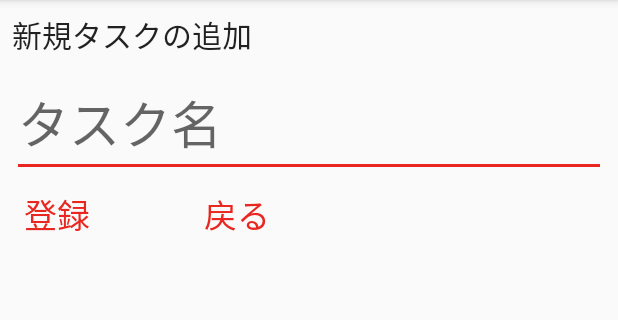
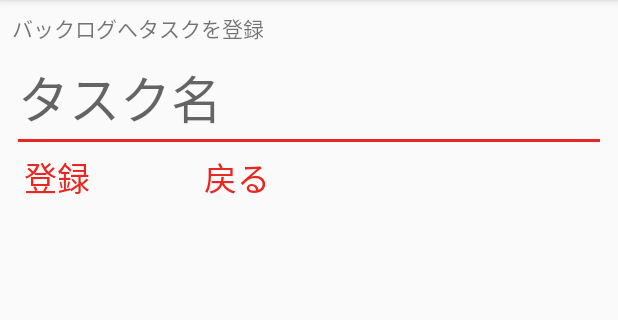
Before and after one commit to mochoi999/Pomer, an Android app: the screen it shows after launch (RegisterTaskActivity before the commit, RegisterEditTaskActivity after it), after a tap on an icon or button, on a phone screen of 412 x 824 dp, the part 84-404 px from its top. Run offline under Robolectric (Android 15) with nearby library versions, the phone set to English and light mode, and no system bars; our stand-ins replace data binding; libraries missing offline, so code that uses them is left out: io.realm, io.realm.annotations; 5 statements that could not run were skipped.

Commit message:
タスク編集処理追加

```diff
--- a/app/src/main/AndroidManifest.xml
+++ b/app/src/main/AndroidManifest.xml
@@ -23,7 +23,7 @@
         </activity>
         <activity android:name="com.mochoi.pomer.view.TodoListActivity"
             android:screenOrientation="portrait"/>
-        <activity android:name="com.mochoi.pomer.view.RegisterTaskActivity"
+        <activity android:name="com.mochoi.pomer.view.RegisterEditTaskActivity"
             android:screenOrientation="portrait"/>
         <activity android:name="com.mochoi.pomer.view.BacklogActivity"
             android:screenOrientation="portrait"/>
--- a/app/src/main/java/com/mochoi/pomer/model/RemoveTaskService.java
+++ b/app/src/main/java/com/mochoi/pomer/model/RemoveTaskService.java
@@ -3,6 +3,9 @@ package com.mochoi.pomer.model;
 import io.realm.Realm;
 import io.realm.RealmResults;
 
+/**
+ * タスク削除用サービス
+ */
 public class RemoveTaskService {
     Realm realm;
 
--- a/app/src/main/java/com/mochoi/pomer/view/AddNewTaskView.java
+++ b/app/src/main/java/com/mochoi/pomer/view/AddNewTaskView.java
@@ -6,7 +6,6 @@ import android.os.Bundle;
 import android.support.annotation.NonNull;
 import android.support.annotation.Nullable;
 import android.support.v4.app.Fragment;
-import android.util.Log;
 import android.view.LayoutInflater;
 import android.view.View;
 import android.view.ViewGroup;
@@ -38,7 +37,7 @@ public class AddNewTaskView extends Fragment {
         view.findViewById(R.id.add_task).setOnClickListener(new View.OnClickListener() {
             @Override
             public void onClick(View v) {
-                Intent intent = new Intent(context, RegisterTaskActivity.class);
+                Intent intent = new Intent(context, RegisterEditTaskActivity.class);
                 startActivity(intent);            }
         });
     }
--- /dev/null
+++ b/app/src/main/java/com/mochoi/pomer/view/RegisterEditTaskActivity.java
@@ -0,0 +1,66 @@
+package com.mochoi.pomer.view;
+
+import android.databinding.DataBindingUtil;
+import android.os.Bundle;
+import android.view.View;
+
+import com.mochoi.pomer.R;
+import com.mochoi.pomer.databinding.RegistereditTaskBinding;
+import com.mochoi.pomer.viewmodel.RegisterEditTaskVM;
+import com.mochoi.pomer.model.Task;
+
+public class RegisterEditTaskActivity extends BaseActivity {
+    private RegisterEditTaskVM registerEditTaskVM = new RegisterEditTaskVM();
+
+    /**
+     * 画面操作モード　登録　更新
+     */
+    public enum MODE {
+        REGIST(1),EDIT(2);
+        private int id;
+        MODE(int id){
+            this.id = id;
+        }
+        public int getId() {
+            return id;
+        }
+    }
+    public int mode = MODE.REGIST.getId();
+
+    @Override
+    protected void onCreate(Bundle savedInstanceState) {
+        super.onCreate(savedInstanceState);
+
+        RegistereditTaskBinding registerTaskBinding = DataBindingUtil.setContentView(this, R.layout.registeredit_task);
+        registerEditTaskVM.task.set(new Task());
+        registerTaskBinding.setTaskVM(registerEditTaskVM);//layoutのnameにセット
+
+        mode = getIntent().getIntExtra("mode", MODE.REGIST.getId());
+        registerEditTaskVM.isRegisterMode.set(MODE.REGIST.getId() == mode);
+        if(!registerEditTaskVM.isRegisterMode.get()){
+            setTaskData(getIntent().getLongExtra("id", 0));
+        }
+
+    }
+
+    public void backActivity(View view) {
+        this.finish();
+    }
+
+    public void register(View view){
+        registerEditTaskVM.register();
+        showNotification("登録しました");
+        registerEditTaskVM.task.set(new Task());
+    }
+
+    private void setTaskData(long id){
+        Task task = registerEditTaskVM.getTaskDataById(id);
+        registerEditTaskVM.task.set(task);
+    }
+
+    public void modify(View view){
+        registerEditTaskVM.modifyById();
+        showNotification("更新しました");
+    }
+
+}
--- a/app/src/main/java/com/mochoi/pomer/view/RegisterTaskActivity.java
+++ /dev/null
@@ -1,37 +0,0 @@
-package com.mochoi.pomer.view;
-
-import android.content.Intent;
-import android.databinding.DataBindingUtil;
-import android.os.Bundle;
-import android.util.Log;
-import android.view.View;
-
-import com.mochoi.pomer.R;
-import com.mochoi.pomer.databinding.RegisterTaskBinding;
-import com.mochoi.pomer.viewmodel.RegisterTaskVM;
-import com.mochoi.pomer.model.Task;
-
-public class RegisterTaskActivity extends BaseActivity {
-    RegisterTaskVM registerTaskVM = new RegisterTaskVM();
-
-    @Override
-    protected void onCreate(Bundle savedInstanceState) {
-        super.onCreate(savedInstanceState);
-
-        RegisterTaskBinding registerTaskBinding = DataBindingUtil.setContentView(this, R.layout.register_task);
-        registerTaskVM.task.set(new Task());
-        registerTaskBinding.setTaskVM(registerTaskVM);//layoutのnameにセット
-
-    }
-
-    public void backActivity(View view) {
-        this.finish();
-    }
-
-    public void register(View view){
-        registerTaskVM.register();
-        showNotification("登録しました");
-        registerTaskVM.task.set(new Task());
-    }
-
-}
--- /dev/null
+++ b/app/src/main/java/com/mochoi/pomer/viewmodel/RegisterEditTaskVM.java
@@ -0,0 +1,31 @@
+package com.mochoi.pomer.viewmodel;
+
+import android.databinding.ObservableBoolean;
+import android.databinding.ObservableField;
+import android.util.Log;
+
+import com.mochoi.pomer.model.FindTaskService;
+import com.mochoi.pomer.model.Task;
+import com.mochoi.pomer.model.RegisterEditTaskService;
+
+/**
+ * タスク登録・更新画面用ビューモデル
+ */
+public class RegisterEditTaskVM {
+
+    public final ObservableField<Task> task = new ObservableField<>();
+    public final ObservableBoolean isRegisterMode = new ObservableBoolean(true);
+
+    public void register(){
+        new RegisterEditTaskService().register(task.get());
+    }
+
+    public Task getTaskDataById(long id){
+        return new FindTaskService().findById(id);
+    }
+
+    public void modifyById(){
+        new RegisterEditTaskService().modifyById(task.get());
+    }
+
+}
--- a/app/src/main/java/com/mochoi/pomer/viewmodel/RegisterTaskVM.java
+++ /dev/null
@@ -1,22 +0,0 @@
-package com.mochoi.pomer.viewmodel;
-
-import android.databinding.ObservableField;
-
-import com.mochoi.pomer.model.Task;
-import com.mochoi.pomer.model.RegisterTaskService;
-
-/**
- * タスク登録用ビューモデル
- */
-public class RegisterTaskVM {
-
-    public final ObservableField<Task> task = new ObservableField<>();
-
-    public void register(){
-        Task data = new Task();
-        data.taskName = task.get().taskName;
-        new RegisterTaskService().register(data);
-
-    }
-
-}
--- a/app/src/main/res/layout/backlog_main.xml
+++ b/app/src/main/res/layout/backlog_main.xml
@@ -67,7 +67,8 @@
             android:layout_height="wrap_content"
             android:layout_marginStart="8dp"
             android:layout_marginBottom="16dp"
-            android:text="今日のTODOへ移動"
+            android:text="今日のTODOへ移す"
+            android:onClick="moveTaskToTodo"
             android:textAppearance="@style/TextAppearance.AppCompat.Large"
             app:layout_constraintBottom_toBottomOf="@+id/relativeLayout"
             app:layout_constraintStart_toStartOf="parent" />
--- a/app/src/main/res/layout/register_task.xml
+++ b/app/src/main/res/layout/registeredit_task.xml
@@ -7,7 +7,8 @@
     <data>
         <variable
             name="taskVM"
-            type="com.mochoi.pomer.viewmodel.RegisterTaskVM"/>
+            type="com.mochoi.pomer.viewmodel.RegisterEditTaskVM"/>
+        <import type="android.view.View"/>
     </data>
 
     <android.support.constraint.ConstraintLayout
@@ -15,13 +16,12 @@
         android:layout_height="match_parent">
 
         <TextView
-            android:id="@+id/title"
+            android:id="@+id/textView3"
             android:layout_width="wrap_content"
             android:layout_height="wrap_content"
             android:layout_marginStart="8dp"
             android:layout_marginTop="8dp"
-            android:text="新規タスクの追加"
-            android:textAppearance="@style/TextAppearance.AppCompat.Title"
+            android:text='@{(taskVM.isRegisterMode)?"バックログへタスクを登録":"タスクを更新"}'
             app:layout_constraintStart_toStartOf="parent"
             app:layout_constraintTop_toTopOf="parent" />
 
@@ -29,7 +29,6 @@
             android:id="@+id/task_name"
             android:layout_width="0dp"
             android:layout_height="wrap_content"
-            android:layout_marginTop="8dp"
             android:layout_marginEnd="8dp"
             android:ems="10"
             android:hint="タスク名"
@@ -37,21 +36,37 @@
             android:text="@={taskVM.task.taskName}"
             android:textAppearance="@style/TextAppearance.AppCompat.Display1"
             app:layout_constraintEnd_toEndOf="parent"
-            app:layout_constraintStart_toStartOf="@+id/title"
-            app:layout_constraintTop_toBottomOf="@+id/title" />
+            app:layout_constraintStart_toStartOf="@+id/textView3"
+            app:layout_constraintTop_toBottomOf="@+id/textView3" />
+
+        <RelativeLayout
+            android:id="@+id/frame_layout"
+            android:layout_width="wrap_content"
+            android:layout_height="457dp"
+            app:layout_constraintStart_toStartOf="@+id/task_name"
+            app:layout_constraintTop_toBottomOf="@+id/task_name">>
 
             <TextView
                 android:id="@+id/register_task"
                 android:layout_width="wrap_content"
                 android:layout_height="wrap_content"
                 android:layout_marginStart="8dp"
-            android:layout_marginTop="8dp"
                 android:onClick="register"
                 android:text="登録"
+                android:visibility="@{(taskVM.isRegisterMode)? View.VISIBLE : View.GONE}"
                 android:textAppearance="@style/TextAppearance.AppCompat.Large"
-            android:textColor="@color/colorAccent"
-            app:layout_constraintStart_toStartOf="@+id/task_name"
-            app:layout_constraintTop_toBottomOf="@+id/task_name" />
+                android:textColor="@color/colorAccent" />
+            <TextView
+                android:id="@+id/modify_task"
+                android:layout_width="wrap_content"
+                android:layout_height="wrap_content"
+                android:layout_marginStart="8dp"
+                android:onClick="modify"
+                android:text="更新"
+                android:visibility="@{(taskVM.isRegisterMode)? View.GONE : View.VISIBLE}"
+                android:textAppearance="@style/TextAppearance.AppCompat.Large"
+                android:textColor="@color/colorAccent" />
+        </RelativeLayout>
 
         <TextView
             android:id="@+id/cancel"
@@ -62,8 +77,8 @@
             android:text="戻る"
             android:textAppearance="@style/TextAppearance.AppCompat.Large"
             android:textColor="@color/colorAccent"
-            app:layout_constraintStart_toEndOf="@+id/register_task"
-            app:layout_constraintTop_toTopOf="@+id/register_task" />
+            app:layout_constraintStart_toEndOf="@+id/frame_layout"
+            app:layout_constraintTop_toTopOf="@+id/frame_layout" />
 
     </android.support.constraint.ConstraintLayout>
 </layout>
--- a/app/src/main/res/values/colors.xml
+++ b/app/src/main/res/values/colors.xml
@@ -3,4 +3,6 @@
     <color name="colorPrimary">#e92720</color>
     <color name="colorPrimaryDark">#008528</color>
     <color name="colorAccent">#e92720</color>
+
+
 </resources>
```
Also changed, not shown: app/src/main/java/com/mochoi/pomer/model/FindTaskService.java (+10 -0 lines), app/src/main/java/com/mochoi/pomer/model/RegisterEditTaskService.java (renamed from app/src/main/java/com/mochoi/pomer/model/RegisterTaskService.java, +9 -2 lines), app/src/main/java/com/mochoi/pomer/view/BacklogActivity.java (+26 -3 lines), app/src/main/java/com/mochoi/pomer/view/BacklogTaskRecyclerViewAdapter.java (+31 -10 lines), app/src/main/res/layout/backlog_item.xml (+10 -5 lines), 2 other files. Lines whose indentation alone changed are shown as unchanged.
